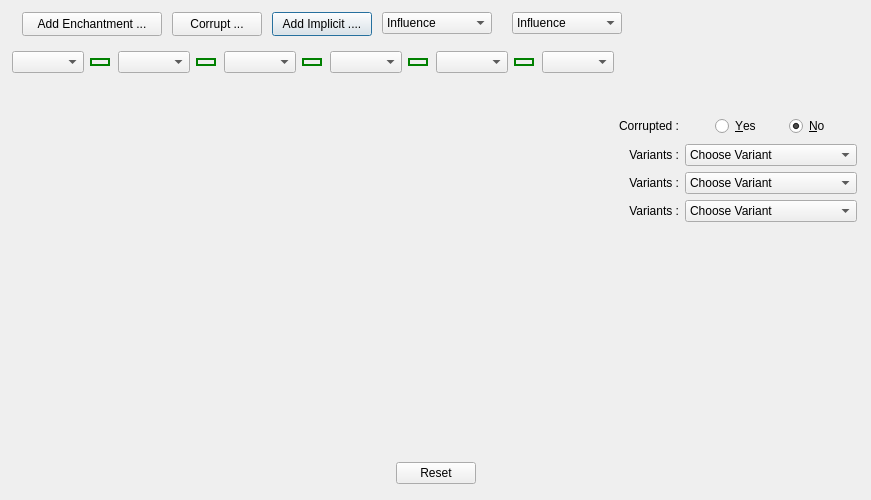
Above: Assets/ui_files/dlgCraftItems.ui from pHiney/PathOfBuilding-Python before the change. Below: the same form after it.
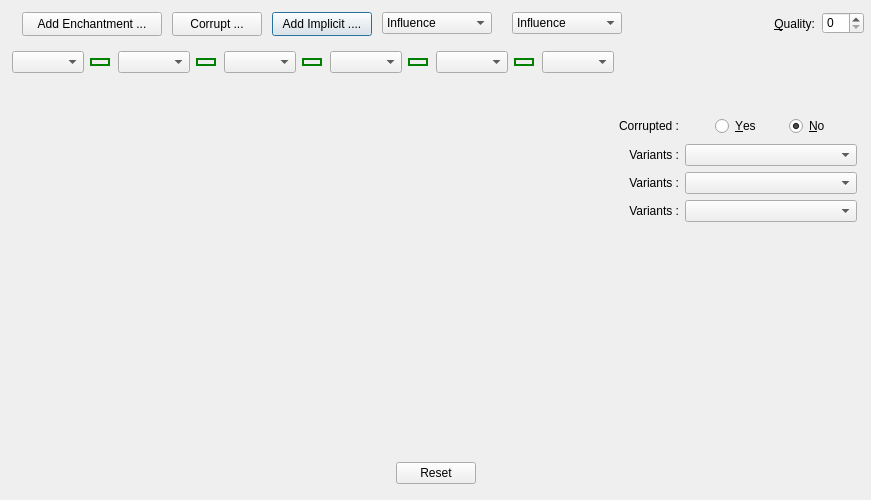
That is the form after the change. Icons and pictures are not drawn.

Commit message: working through getting mods working to suit range values and editing the in the craft dialog. Quality and Mod saving working

```diff
--- a/Assets/ui_files/dlgCraftItems.ui
+++ b/Assets/ui_files/dlgCraftItems.ui
@@ -478,6 +478,38 @@
        </property>
       </item>
      </widget>
+     <widget class="QLabel" name="label_Quality">
+      <property name="geometry">
+       <rect>
+        <x>702</x>
+        <y>12</y>
+        <width>111</width>
+        <height>20</height>
+       </rect>
+      </property>
+      <property name="text">
+       <string>&amp;Quality:</string>
+      </property>
+      <property name="alignment">
+       <set>Qt::AlignRight|Qt::AlignTrailing|Qt::AlignVCenter</set>
+      </property>
+      <property name="buddy">
+       <cstring>spin_Quality</cstring>
+      </property>
+     </widget>
+     <widget class="QSpinBox" name="spin_Quality">
+      <property name="geometry">
+       <rect>
+        <x>820</x>
+        <y>10</y>
+        <width>42</width>
+        <height>22</height>
+       </rect>
+      </property>
+      <property name="maximum">
+       <number>30</number>
+      </property>
+     </widget>
     </widget>
    </item>
    <item>
@@ -616,13 +648,7 @@
             </widget>
            </item>
            <item row="0" column="1">
-            <widget class="QComboBox" name="combo_Variants1">
-             <item>
-              <property name="text">
-               <string>Choose Variant</string>
-              </property>
-             </item>
-            </widget>
+            <widget class="QComboBox" name="combo_Variants1"/>
            </item>
           </layout>
          </item>
@@ -642,13 +668,7 @@
             </widget>
            </item>
            <item row="0" column="1">
-            <widget class="QComboBox" name="combo_Variants2">
-             <item>
-              <property name="text">
-               <string>Choose Variant</string>
-              </property>
-             </item>
-            </widget>
+            <widget class="QComboBox" name="combo_Variants2"/>
            </item>
           </layout>
          </item>
@@ -668,13 +688,7 @@
             </widget>
            </item>
            <item row="0" column="1">
-            <widget class="QComboBox" name="combo_Variants3">
-             <item>
-              <property name="text">
-               <string>Choose Variant</string>
-              </property>
-             </item>
-            </widget>
+            <widget class="QComboBox" name="combo_Variants3"/>
            </item>
           </layout>
          </item>
```
The commit also changes 6 other files.
